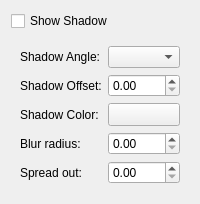
First picture: the form in libs/widgets/KoShadowConfigWidget.ui, repository KDE/krita, before the edit.
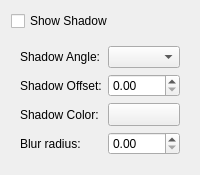
Second picture: the form after the edit. Custom widgets are drawn as their Qt base class.

Commit message: removed drop-shadow-spread element

The edit to the form file:
```diff
--- a/libs/widgets/KoShadowConfigWidget.ui
+++ b/libs/widgets/KoShadowConfigWidget.ui
@@ -7,7 +7,7 @@
     <x>0</x>
     <y>0</y>
     <width>196</width>
-    <height>175</height>
+    <height>148</height>
    </rect>
   </property>
   <layout class="QGridLayout" name="gridLayout_2">
@@ -68,16 +68,6 @@
       <item row="3" column="1" colspan="2">
        <widget class="KoUnitDoubleSpinBox" name="shadowBlur"/>
       </item>
-      <item row="4" column="0">
-       <widget class="QLabel" name="label_5">
-        <property name="text">
-         <string>Spread out:</string>
-        </property>
-       </widget>
-      </item>
-      <item row="4" column="1" colspan="2">
-       <widget class="KoUnitDoubleSpinBox" name="shadowSpread"/>
-      </item>
      </layout>
     </widget>
    </item>
```
The commit also changes 5 other files.
